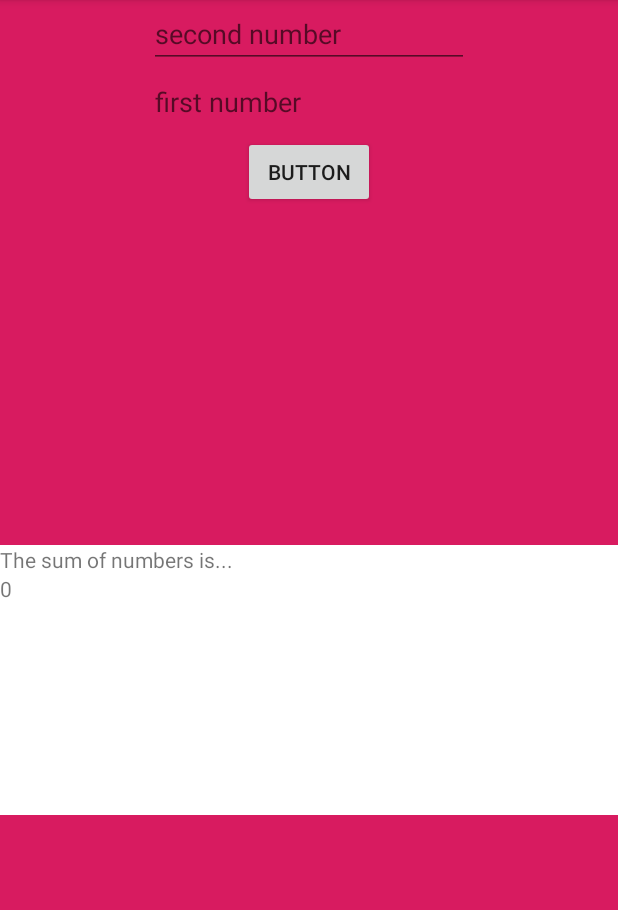
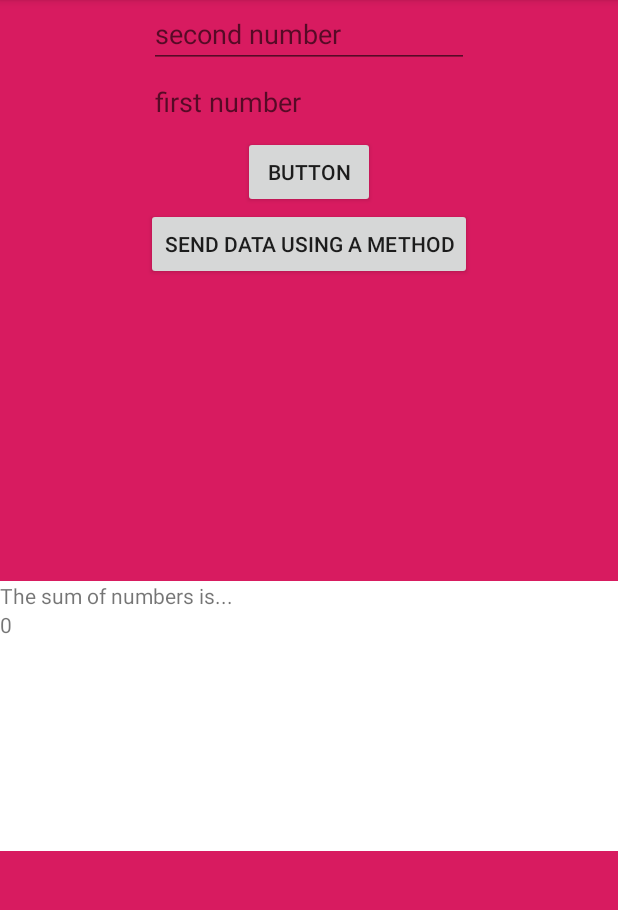
Before and after one commit to magdamiu/AndroidFundamentals04, an Android app: the ParentDynamicFragmentActivity screen opened directly, with no data from a screen before it, after a tap on "BUTTON", on a phone screen of 412 x 824 dp, the part 84-994 px from its top. Run offline under Robolectric (Android 15) with nearby library versions, the phone set to English and light mode, and no system bars; 2 statements that could not run were skipped.

Commit message:
fragments - added listener between fragment and activity; send data from fragment to activity

```diff
--- a/app/src/main/AndroidManifest.xml
+++ b/app/src/main/AndroidManifest.xml
@@ -11,7 +11,8 @@
         android:roundIcon="@mipmap/ic_launcher_round"
         android:supportsRtl="true"
         android:theme="@style/AppTheme">
-        <activity android:name=".fragments.ParentDynamicFragmentActivity"></activity>
+        <activity android:name=".fragments.ListenerFragmentActivity"></activity>
+        <activity android:name=".fragments.ParentDynamicFragmentActivity" />
         <activity android:name=".fragments.ParentActivity" />
         <activity android:name=".activities.OnSaveInstanceActivity" />
         <activity android:name=".activities.ThirdActivity" />
--- /dev/null
+++ b/app/src/main/java/com/magdamiu/androidfundamentals04/fragments/AndroidListener.java
@@ -0,0 +1,5 @@
+package com.magdamiu.androidfundamentals04.fragments;
+
+public interface AndroidListener {
+    void sumOfTwoNumbers(int firstNumber, int secondNumber);
+}
--- a/app/src/main/java/com/magdamiu/androidfundamentals04/fragments/SumFragment.java
+++ b/app/src/main/java/com/magdamiu/androidfundamentals04/fragments/SumFragment.java
@@ -17,6 +17,7 @@ import com.magdamiu.androidfundamentals04.R;
 public class SumFragment extends Fragment {
 
     private TextView textViewSum;
+    private int firstNumber, secondNumber;
 
     public SumFragment() {
         // Required empty public constructor
@@ -30,17 +31,27 @@ public class SumFragment extends Fragment {
         View view = inflater.inflate(R.layout.fragment_sum, container, false);
         textViewSum = view.findViewById(R.id.textViewSum);
 
-        getDataFromActivity();
-
+        //getDataFromActivity();
+        displaySum();
         return view;
     }
 
+    // get the data from bundle
     private void getDataFromActivity() {
-        // get the data from bundle
         Bundle bundle = getArguments();
         int firstNumber = bundle.getInt(ParentDynamicFragmentActivity.FIRST_NUMBER, 0);
         int secondNumber = bundle.getInt(ParentDynamicFragmentActivity.SECOND_NUMBER, 0);
         int sum = firstNumber + secondNumber;
         textViewSum.setText(sum + "");
     }
+
+    public void setData(int firstNumber, int secondNumber) {
+        this.firstNumber = firstNumber;
+        this.secondNumber = secondNumber;
+    }
+
+    private void displaySum() {
+        int sum = firstNumber + secondNumber;
+        textViewSum.setText(sum + "");
+    }
 }
--- a/app/src/main/res/layout/activity_parent_dynamic_fragment.xml
+++ b/app/src/main/res/layout/activity_parent_dynamic_fragment.xml
@@ -15,7 +15,7 @@
         app:layout_constraintEnd_toEndOf="parent"
         app:layout_constraintHorizontal_bias="0.0"
         app:layout_constraintStart_toStartOf="parent"
-        app:layout_constraintTop_toBottomOf="@+id/button19">
+        app:layout_constraintTop_toBottomOf="@+id/button20">
 
     </FrameLayout>
 
@@ -50,4 +50,14 @@
         app:layout_constraintEnd_toEndOf="parent"
         app:layout_constraintStart_toStartOf="parent"
         app:layout_constraintTop_toBottomOf="@+id/editText2" />
+
+    <Button
+        android:id="@+id/button20"
+        android:layout_width="wrap_content"
+        android:layout_height="wrap_content"
+        android:text="Send data using a method"
+        android:onClick="sendDataFromActivitytoFragmentOnClick"
+        app:layout_constraintEnd_toEndOf="parent"
+        app:layout_constraintStart_toStartOf="parent"
+        app:layout_constraintTop_toBottomOf="@+id/button19" />
 </androidx.constraintlayout.widget.ConstraintLayout>
--- a/app/src/main/res/values/strings.xml
+++ b/app/src/main/res/values/strings.xml
@@ -114,4 +114,5 @@
     <string name="first_number">first number</string>
     <string name="second_number">second number</string>
     <string name="the_sum_of_numbers_is">The sum of numbers is...</string>
+    <string name="send_numbers">Send numbers</string>
 </resources>
```
Also changed, not shown: app/src/main/java/com/magdamiu/androidfundamentals04/fragments/InputNumbersFragment.java (added, +54 -0 lines), app/src/main/java/com/magdamiu/androidfundamentals04/fragments/ListenerFragmentActivity.java (added, +39 -0 lines), app/src/main/java/com/magdamiu/androidfundamentals04/fragments/ParentDynamicFragmentActivity.java (+17 -0 lines), app/src/main/res/layout/activity_listener_fragment.xml (added, +30 -0 lines), app/src/main/res/layout/fragment_input_numbers.xml (added, +35 -0 lines).
